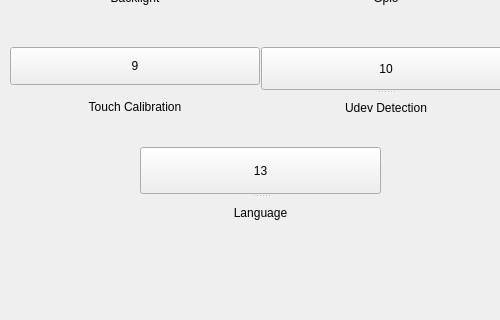
Old version of the form qt/t507/mainwindow.ui in the repository jizizihe/baijie_demo; both pictures show x 0 to 500 and y 280 to 600 of the 1024 by 600 pixel window.
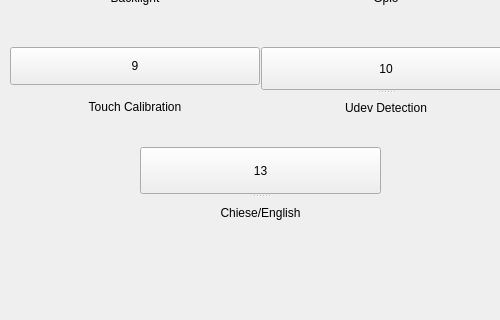
New version of the form.

Commit message: add Chinese / English switching

The edit to the form file:
```diff
--- a/qt/t507/mainwindow.ui
+++ b/qt/t507/mainwindow.ui
@@ -515,7 +515,7 @@
     </widget>
     <widget class="QLabel" name="label_2">
      <property name="text">
-      <string>Language</string>
+      <string>Chiese/English</string>
      </property>
      <property name="alignment">
       <set>Qt::AlignCenter</set>
```
Left out of the diff: 2 changed lines with no effect on the pictures. The commit also changes 100 other files.
